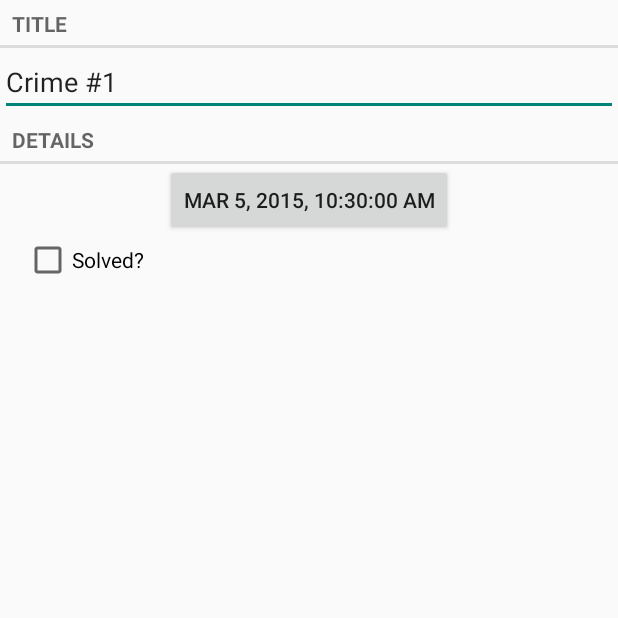
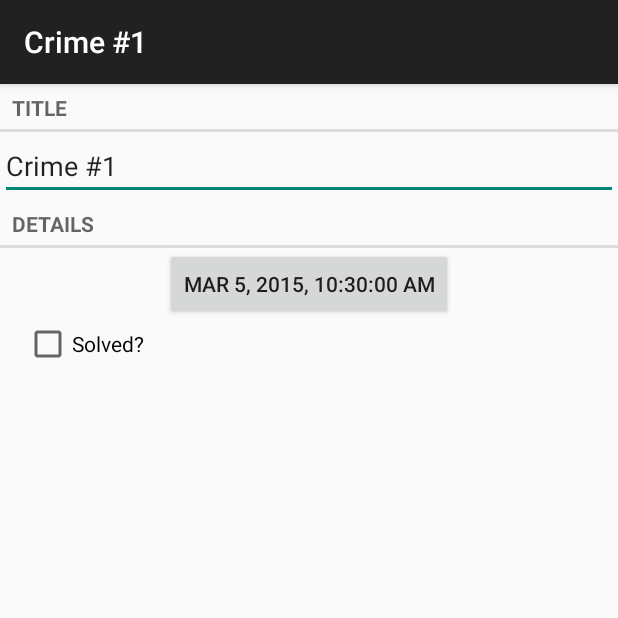
Before and after one commit to artemdemo/android-nerd-guide, an Android app: the screen it shows after launch (CrimePagerActivity), after a tap on an icon or button, on a phone screen of 412 x 824 dp, the top half of it. Run offline under Robolectric (Android 15) with nearby library versions, the phone set to English and light mode, and no system bars.

Commit message:
Added language

```diff
--- a/CriminalIntent/app/src/main/java/me/artemdemo/criminalintent/CrimePagerActivity.java
+++ b/CriminalIntent/app/src/main/java/me/artemdemo/criminalintent/CrimePagerActivity.java
@@ -7,11 +7,12 @@
 import android.support.v4.app.FragmentActivity;
 import android.support.v4.app.FragmentStatePagerAdapter;
 import android.support.v4.view.ViewPager;
+import android.support.v7.app.ActionBarActivity;
 
 import java.util.ArrayList;
 import java.util.UUID;
 
-public class CrimePagerActivity extends FragmentActivity {
+public class CrimePagerActivity extends ActionBarActivity {
     // We're adding ViewPager - it will do the trick with swiping right and left
     private ViewPager mViewPager;
     private ArrayList<Crime> mCrimes;
@@ -44,6 +45,22 @@
             }
         });
 
+        mViewPager.setOnPageChangeListener(new ViewPager.OnPageChangeListener(){
+            @Override
+            public void onPageScrollStateChanged(int i) {}
+
+            @Override
+            public void onPageScrolled(int i, float v, int i2) {}
+
+            @Override
+            public void onPageSelected(int pos) {
+                Crime crime = mCrimes.get(pos);
+                if ( crime.getTitle() != null ) {
+                    setTitle(crime.getTitle());
+                }
+            }
+        });
+
         UUID crimeId = (UUID)getIntent()
                 .getSerializableExtra( CrimeFragment.EXTRA_CRIME_ID );
         for ( int i = 0; i < mCrimes.size(); i++ ) {
--- a/CriminalIntent/app/src/main/java/me/artemdemo/criminalintent/SingleFragmentActivity.java
+++ b/CriminalIntent/app/src/main/java/me/artemdemo/criminalintent/SingleFragmentActivity.java
@@ -4,12 +4,13 @@
 import android.os.Bundle;
 import android.support.v4.app.FragmentActivity;
 import android.support.v4.app.FragmentManager;
+import android.support.v7.app.ActionBarActivity;
 
 /**
  * Using fragments requires activities that know how to manage fragments
  * Basically we can use here "extends Activity", but in order to provide compatible code fro previous android versions I'm using FragmentActivity instead
  */
-public abstract class SingleFragmentActivity extends FragmentActivity {
+public abstract class SingleFragmentActivity extends ActionBarActivity {
     /*
      *  We adding abstract method createFragment()
      *  Subclasses of SingleFragmentActivity will implement this method to return an instance of the fragment that the activity is hosting.
--- a/CriminalIntent/app/src/main/res/values/strings.xml
+++ b/CriminalIntent/app/src/main/res/values/strings.xml
@@ -10,4 +10,9 @@
     <string name="crime_solved">Solved?</string>
     <string name="crimes_title">Crimes</string>
     <string name="date_picker_title">Date of crime:</string>
+    <string name="new_crime">New Crime</string>
+    <string name="show_subtitle">Show Subtitle</string>
+    <string name="hide_subtitle">Hide Subtitle</string>
+    <string name="subtitle">If you see something, say something.</string>
+    <string name="delete_crime">Delete</string>
 </resources>
--- a/HelloMoon/app/src/main/res/values/strings.xml
+++ b/HelloMoon/app/src/main/res/values/strings.xml
@@ -7,6 +7,5 @@
     <string name="hellomoon_stop">Stop</string>
     <string name="hellomoon_description">Neil Armstrong stepping onto the moon</string>
 
-<!-- TODO: Remove or change this placeholder text -->
     <string name="hello_blank_fragment">Hello blank fragment</string>
 </resources>
```
Also changed, not shown: 1 other file.
